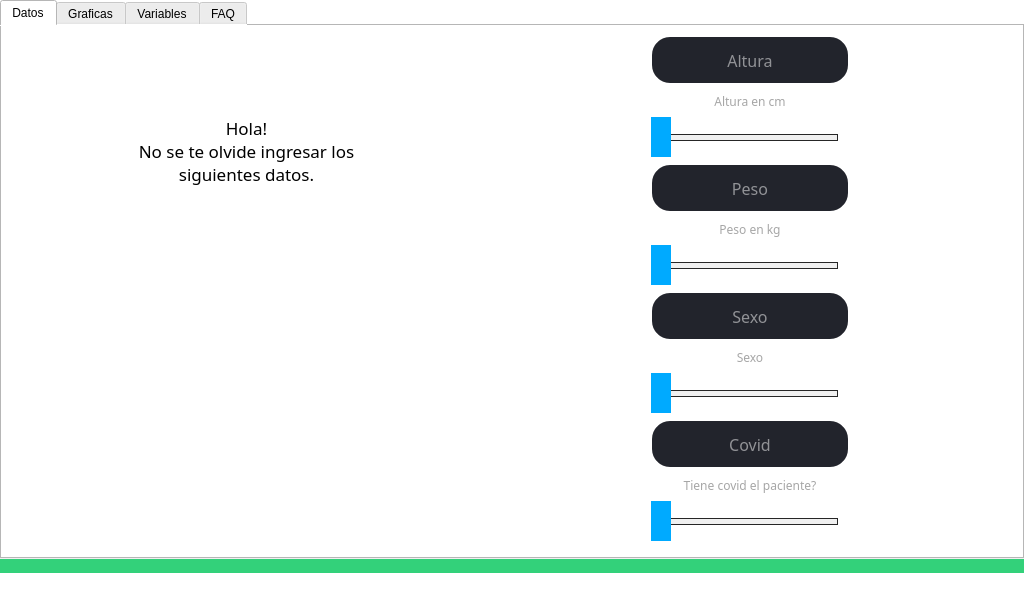
First picture: the form in _main_.ui, repository JulianDuque97/EPI, before the edit.
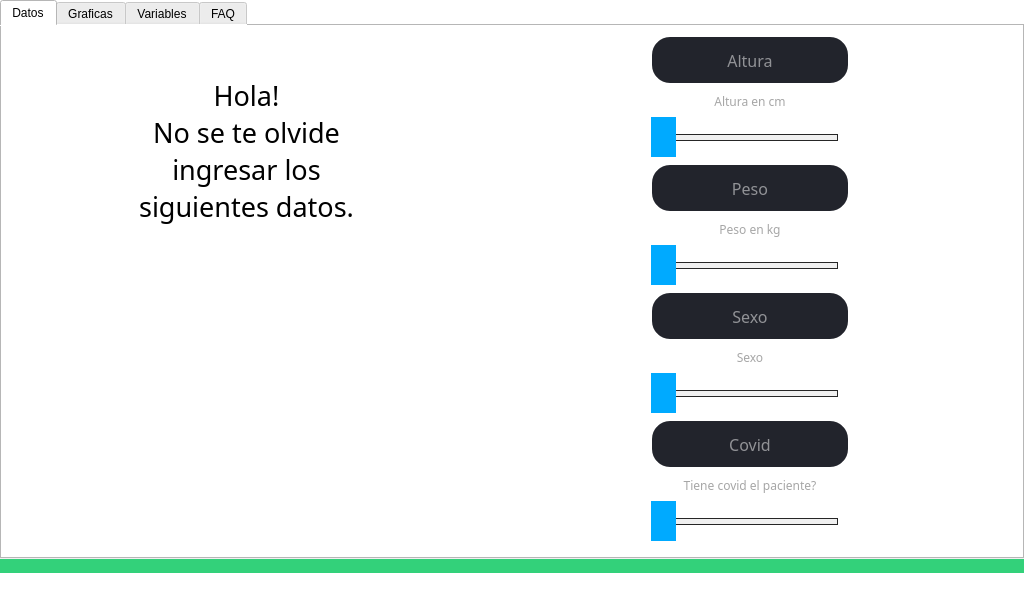
Second picture: the form after the edit. Icons and pictures are not drawn. Custom widgets are drawn as their Qt base class.

```diff
--- a/_main_.ui
+++ b/_main_.ui
@@ -95,7 +95,7 @@
              <property name="font">
               <font>
                <family>LEMON MILK</family>
-               <pointsize>13</pointsize>
+               <pointsize>20</pointsize>
               </font>
              </property>
              <property name="text">
@@ -268,7 +268,7 @@
    
 	
 	background-color: rgb(0, 170, 255);
-    width: 20px;
+    width: 25px;
     height: 20px;
     margin: -24px -12px;
 }</string>
@@ -385,7 +385,7 @@
    
 	
 	background-color: rgb(0, 170, 255);
-    width: 20px;
+    width: 25px;
     height: 20px;
     margin: -24px -12px;
 }</string>
@@ -502,7 +502,7 @@
    
 	
 	background-color: rgb(0, 170, 255);
-    width: 20px;
+    width: 25px;
     height: 20px;
     margin: -24px -12px;
 }</string>
@@ -619,7 +619,7 @@
    
 	
 	background-color: rgb(0, 170, 255);
-    width: 20px;
+    width: 25px;
     height: 20px;
     margin: -24px -12px;
 }</string>
```
Left out of the diff: 16 changed lines with no effect on the pictures.
